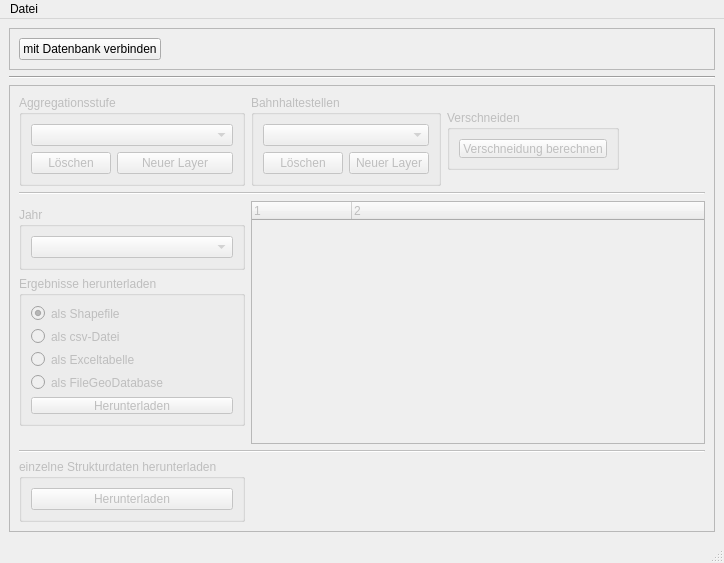
Before: the Qt Designer form src/verschneidungstool/PyQt/main.ui in MaxBo/verschneidungstool, drawn with Qt 5.
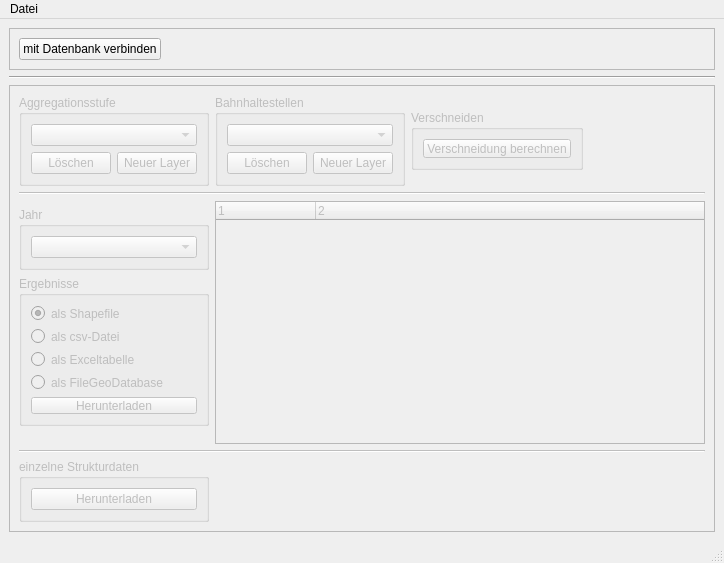
After: the same form once the commit is applied. Icons and pictures are not drawn.

Diff of the .ui file:
```diff
--- a/src/verschneidungstool/PyQt/main.ui
+++ b/src/verschneidungstool/PyQt/main.ui
@@ -90,7 +90,7 @@
             </size>
            </property>
            <property name="title">
-            <string>Ergebnisse herunterladen</string>
+            <string>Ergebnisse</string>
            </property>
            <layout class="QVBoxLayout" name="verticalLayout_4">
             <item>
@@ -373,7 +373,7 @@
             </size>
            </property>
            <property name="title">
-            <string>einzelne Strukturdaten herunterladen</string>
+            <string>einzelne Strukturdaten</string>
            </property>
            <layout class="QVBoxLayout" name="verticalLayout_8">
             <item>
```
